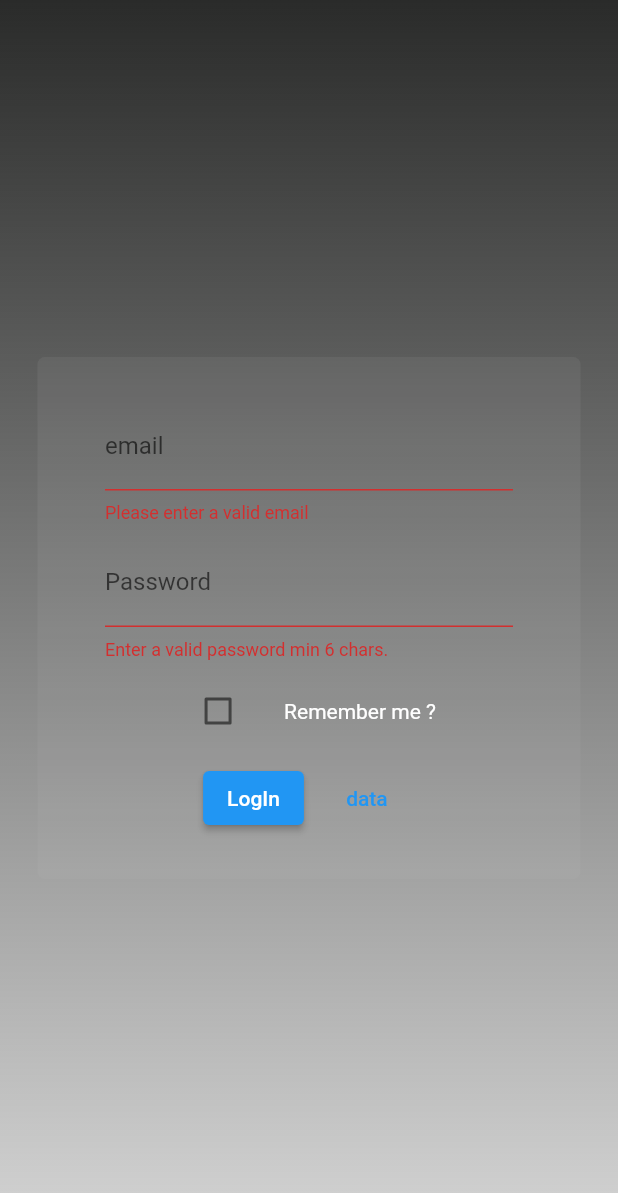
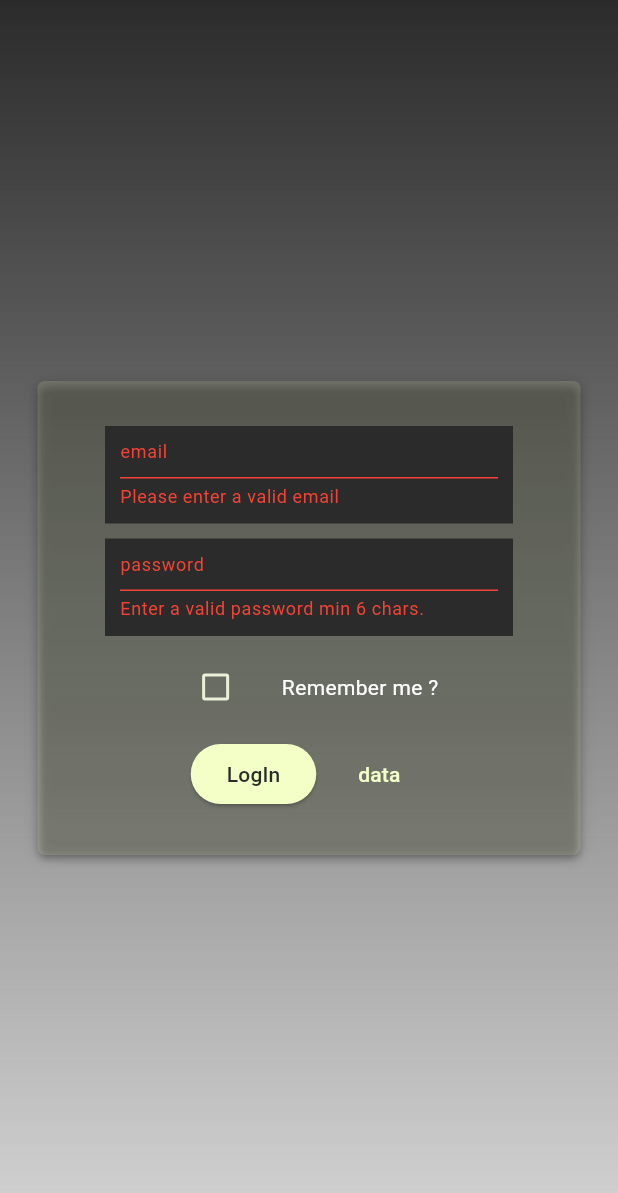
Before and after one commit to Akleodorion/faro-faro, a Flutter app: the screen it shows after launch, after a tap on "LogIn", on a phone screen of 412 x 824 dp. Shown: the top 1193 px of the screen. Run offline on Flutter 3.47's test engine with Material 2 defaults, Android fonts, the phone set to English and light mode, and no system bars; our stand-ins replace dartz, email_validator, equatable, flutter_riverpod, get_it, internet_connection_checker and 1 more.

Commit message:
Mutualisation du widget textformfiel pour éviter la doublon de code

```diff
--- a/lib/features/user_authentification/presentation/widgets/auth_card.dart
+++ b/lib/features/user_authentification/presentation/widgets/auth_card.dart
@@ -1,8 +1,7 @@
 import 'dart:math';
 
 import 'package:faro_clean_tdd/features/user_authentification/presentation/providers/user_provider.dart';
-import 'package:faro_clean_tdd/features/user_authentification/presentation/widgets/email_text_form_field.dart';
-import 'package:faro_clean_tdd/features/user_authentification/presentation/widgets/password_text_form_field.dart';
+import 'package:faro_clean_tdd/features/user_authentification/presentation/widgets/my_text_form_field.dart';
 import 'package:faro_clean_tdd/features/user_authentification/presentation/widgets/remember_checkbox.dart';
 import 'package:faro_clean_tdd/features/user_authentification/presentation/widgets/usecase_elevated_button.dart';
 import 'package:flutter/material.dart';
@@ -30,8 +29,13 @@ class _AuthCardState extends ConsumerState<AuthCard> {
           .logUserIn(_enteredEmail!, _enteredPassword!);
       if (state is Error) {
         // ignore: use_build_context_synchronously
-        ScaffoldMessenger.of(context)
-            .showSnackBar(SnackBar(content: Text(state.message)));
+        ScaffoldMessenger.of(context).showSnackBar(SnackBar(
+            content: Text(
+          state.message,
+          style: TextStyle(
+              // ignore: use_build_context_synchronously
+              color: Theme.of(context).colorScheme.background),
+        )));
       }
     }
   }
@@ -43,7 +47,8 @@ class _AuthCardState extends ConsumerState<AuthCard> {
         padding: const EdgeInsets.all(25),
         child: Container(
           decoration: BoxDecoration(
-            color: const Color.fromRGBO(186, 186, 186, 0.1),
+            color: Theme.of(context).colorScheme.surface,
+            boxShadow: kElevationToShadow[3],
             borderRadius: BorderRadius.circular(5),
           ),
           child: Form(
@@ -54,27 +59,27 @@ class _AuthCardState extends ConsumerState<AuthCard> {
                 child: Column(
                   mainAxisSize: MainAxisSize.min,
                   children: [
-                    EmailTextFormField(
+                    MyTextFormField(
                         key: ValueKey(Random()),
+                        intialValue: _enteredEmail ?? '',
                         onSaved: (value) {
                           setState(() {
                             _enteredEmail = value;
                           });
                         },
-                      intialValue: _enteredEmail ?? '',
-                    ),
+                        type: "email"),
                     const SizedBox(
                       height: 10,
                     ),
-                    PasswordTextFormField(
+                    MyTextFormField(
+                        key: ValueKey(Random()),
                         intialValue: _enteredPassword ?? '',
                         onSaved: (value) {
                           setState(() {
                             _enteredPassword = value;
                           });
                         },
-                      key: ValueKey(Random()),
-                    ),
+                        type: "password"),
                     const SizedBox(
                       height: 10,
                     ),
--- a/lib/features/user_authentification/presentation/widgets/email_text_form_field.dart
+++ /dev/null
@@ -1,29 +0,0 @@
-import 'package:faro_clean_tdd/core/util/email_validator.dart';
-import 'package:flutter/material.dart';
-
-class EmailTextFormField extends StatelessWidget {
-  final String intialValue;
-  final void Function(String text) onSaved;
-
-  const EmailTextFormField(
-      {super.key, required this.intialValue, required this.onSaved});
-
-  @override
-  Widget build(BuildContext context) {
-    return TextFormField(
-      initialValue: intialValue,
-      decoration: const InputDecoration(
-        label: Text('email'),
-      ),
-      autocorrect: false,
-      keyboardType: TextInputType.emailAddress,
-      validator: (value) {
-        // appeler une fonction de validation d'email de notre choix.
-        return EmailValidationImpl().isEmailValid(value!);
-      },
-      onSaved: (value) {
-        onSaved(value!);
-      },
-    );
-  }
-}
--- /dev/null
+++ b/lib/features/user_authentification/presentation/widgets/my_text_form_field.dart
@@ -0,0 +1,68 @@
+import 'package:flutter/material.dart';
+
+import '../../../../core/util/email_validator.dart';
+
+class MyTextFormField extends StatelessWidget {
+  final String intialValue;
+  final String type;
+  final void Function(String text) onSaved;
+  const MyTextFormField(
+      {super.key,
+      required this.intialValue,
+      required this.onSaved,
+      required this.type});
+
+  @override
+  Widget build(BuildContext context) {
+    TextInputType inputType = TextInputType.text;
+    bool isPassword = false;
+
+    String? Function(String value) validation = (value) {
+      return null;
+    };
+
+    if (type == "password") {
+      isPassword = true;
+      validation = (value) {
+        if (value.trim() == '' || value.trim().length < 6) {
+          return 'Enter a valid password min 6 chars.';
+        }
+        return null;
+      };
+    }
+
+    if (type == "email") {
+      inputType = TextInputType.emailAddress;
+      validation = (value) {
+        return EmailValidationImpl().isEmailValid(value);
+      };
+    }
+
+    return Container(
+      height: 65,
+      decoration:
+          BoxDecoration(color: Theme.of(context).colorScheme.background),
+      child: Padding(
+        padding: const EdgeInsets.fromLTRB(10, 0, 10, 10),
+        child: TextFormField(
+          initialValue: intialValue,
+          decoration: InputDecoration(
+            label: Text(
+              type,
+              style: const TextStyle(fontSize: 12),
+            ),
+          ),
+          autocorrect: false,
+          obscureText: isPassword,
+          keyboardType: inputType,
+          validator: (value) {
+            return validation(value!);
+          },
+          onSaved: (value) {
+            onSaved(value!);
+          },
+        ),
+      ),
+    );
+  }
+}
--- a/lib/features/user_authentification/presentation/widgets/password_text_form_field.dart
+++ /dev/null
@@ -1,32 +0,0 @@
-import 'package:flutter/material.dart';
-
-class PasswordTextFormField extends StatelessWidget {
-  final String intialValue;
-  final void Function(String text) onSaved;
-
-  const PasswordTextFormField(
-      {super.key, required this.intialValue, required this.onSaved});
-
-  @override
-  Widget build(BuildContext context) {
-    return TextFormField(
-      initialValue: intialValue,
-      decoration: const InputDecoration(
-        label: Text('Password'),
-      ),
-      obscureText: true,
-      autocorrect: false,
-      keyboardType: TextInputType.text,
-      validator: (value) {
-        if (value == null || value.trim() == '' || value.trim().length < 6) {
-          return 'Enter a valid password min 6 chars.';
-        }
-        return null;
-      },
-      onSaved: (newValue) {
-        // on enverra la valeur actuelle au form.
-        onSaved(newValue!);
-      },
-    );
-  }
-}
--- a/lib/features/user_authentification/presentation/widgets/usecase_elevated_button.dart
+++ b/lib/features/user_authentification/presentation/widgets/usecase_elevated_button.dart
@@ -10,6 +10,10 @@ class UsecaseElevatedButton extends StatelessWidget {
   @override
   Widget build(BuildContext context) {
     return ElevatedButton(
+      style: ElevatedButton.styleFrom(
+        backgroundColor: Theme.of(context).colorScheme.primary,
+        foregroundColor: Theme.of(context).colorScheme.onPrimary,
+      ),
       onPressed: onUsecaseCall,
       child: Text(usecaseTitle),
     );
--- a/lib/main.dart
+++ b/lib/main.dart
@@ -5,6 +5,22 @@ import 'package:flutter_riverpod/flutter_riverpod.dart';
 import 'features/user_authentification/presentation/pages/auth_screen_page.dart';
 import 'home_page.dart';
 import 'injection_container.dart' as di;
+
+final theme = ThemeData(
+  useMaterial3: true,
+  colorScheme: const ColorScheme(
+      brightness: Brightness.dark,
+      primary: Color.fromRGBO(243, 255, 198, 1),
+      onPrimary: Color.fromRGBO(42, 43, 42, 1),
+      secondary: Color.fromRGBO(235, 240, 217, 1),
+      onSecondary: Color.fromRGBO(42, 43, 42, 1),
+      error: Colors.red,
+      onError: Color.fromRGBO(42, 43, 42, 1),
+      background: Color.fromRGBO(42, 43, 42, 1),
+      onBackground: Color.fromRGBO(235, 240, 217, 1),
+      surface: Color.fromRGBO(243, 255, 198, 0.15),
+      onSurface: Color.fromRGBO(235, 240, 217, 1)),
+);
 
 void main() async {
   WidgetsFlutterBinding.ensureInitialized();
@@ -22,6 +38,7 @@ class MyApp extends ConsumerWidget {
     if (userAuth is Initial) {}
     return MaterialApp(
         title: 'Faro App',
+        theme: theme,
         home: userAuth is Loaded ? const HomePage() : const AuthScreen());
   }
 }
```
Lines whose indentation alone changed are shown as unchanged.
